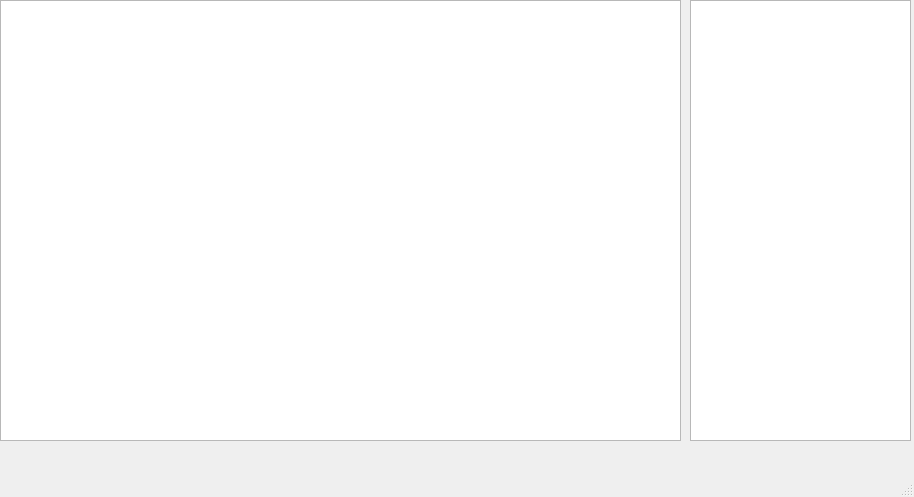
Before: the Qt Designer form math_test_server_2013/mainwindow.ui in athl64/math_test_2013, drawn with Qt 5.
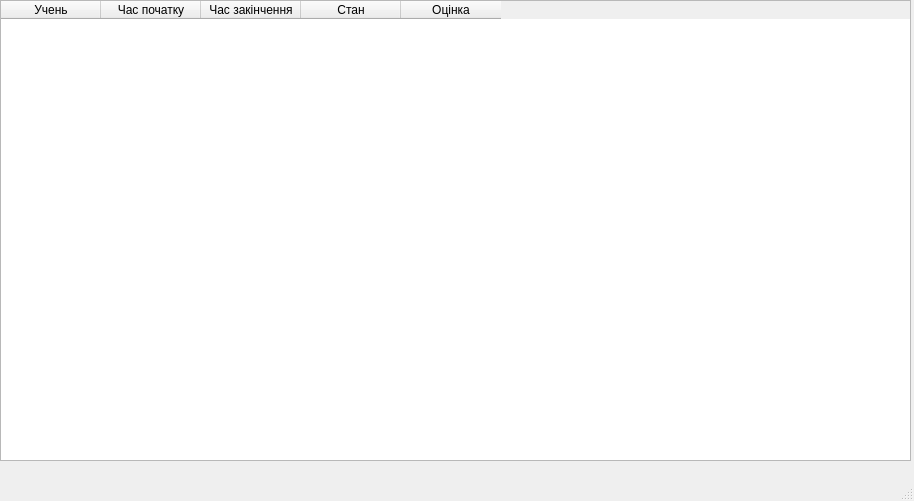
After: the same form once the commit is applied.

```diff
--- a/math_test_server_2013/mainwindow.ui
+++ b/math_test_server_2013/mainwindow.ui
@@ -7,32 +7,47 @@
     <x>0</x>
     <y>0</y>
     <width>914</width>
-    <height>497</height>
+    <height>501</height>
    </rect>
   </property>
   <property name="windowTitle">
    <string>MainWindow</string>
   </property>
   <widget class="QWidget" name="centralWidget">
-   <widget class="QTextBrowser" name="textBrowser">
+   <widget class="QTableWidget" name="tableWidget">
     <property name="geometry">
      <rect>
       <x>0</x>
       <y>0</y>
-      <width>681</width>
-      <height>441</height>
+      <width>911</width>
+      <height>461</height>
      </rect>
     </property>
-   </widget>
-   <widget class="QTextBrowser" name="textBrowser_2">
-    <property name="geometry">
-     <rect>
-      <x>690</x>
-      <y>0</y>
-      <width>221</width>
-      <height>441</height>
-     </rect>
-    </property>
+    <column>
+     <property name="text">
+      <string>Учень</string>
+     </property>
+    </column>
+    <column>
+     <property name="text">
+      <string>Час початку</string>
+     </property>
+    </column>
+    <column>
+     <property name="text">
+      <string>Час закінчення</string>
+     </property>
+    </column>
+    <column>
+     <property name="text">
+      <string>Стан</string>
+     </property>
+    </column>
+    <column>
+     <property name="text">
+      <string>Оцінка</string>
+     </property>
+    </column>
    </widget>
   </widget>
   <widget class="QStatusBar" name="statusBar"/>
```
Left out of the diff: 2 changed lines with no effect on the pictures.
